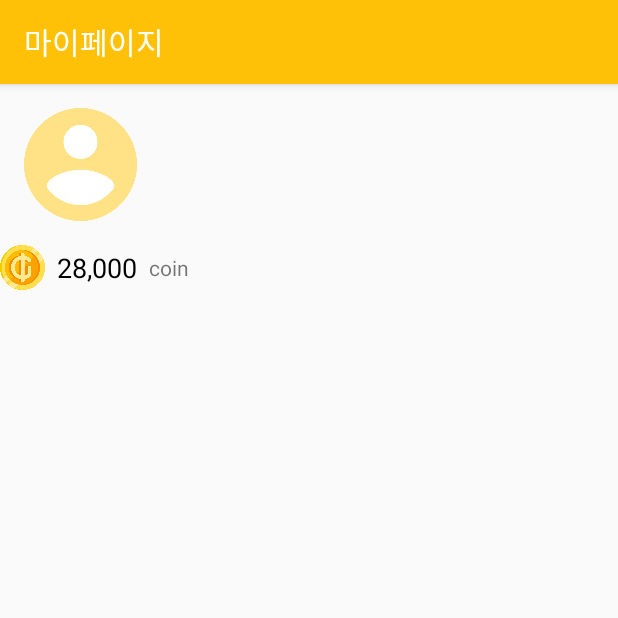
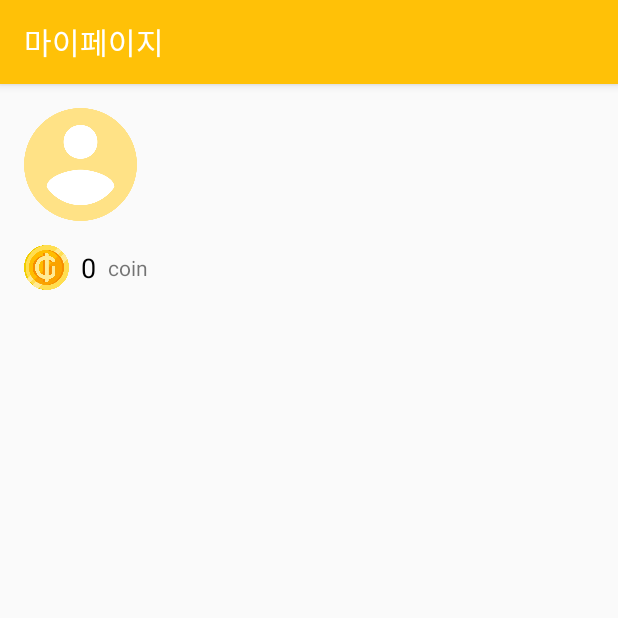
Before and after one commit to maeultalk/GongneungLife, an Android app: the MyPageActivity screen opened directly, with no data from a screen before it, on a phone screen of 412 x 824 dp, the top half of it. Run offline under Robolectric (Android 15) with nearby library versions, the light colour scheme and no system bars.

Commit message:
- 마이페이지 코인관련 UI 정리 - 메인화면 컨텐츠 아이템 장소상단바 원래 UI로 되돌림

```diff
--- a/app/src/main/res/layout/activity_my_page.xml
+++ b/app/src/main/res/layout/activity_my_page.xml
@@ -58,6 +58,7 @@
         <LinearLayout
             android:layout_width="match_parent"
             android:layout_height="wrap_content"
+            android:layout_marginLeft="16dp"
             android:orientation="horizontal">
 
             <ImageView
@@ -72,7 +73,7 @@
                 android:layout_height="match_parent"
                 android:layout_marginLeft="8dp"
                 android:gravity="center_vertical"
-                android:text="28,000"
+                android:text="0"
                 android:textColor="@android:color/black"
                 android:textSize="18sp" />
 
```
Also changed, not shown: app/src/main/res/layout/item_content.xml (+12 -1 lines).
